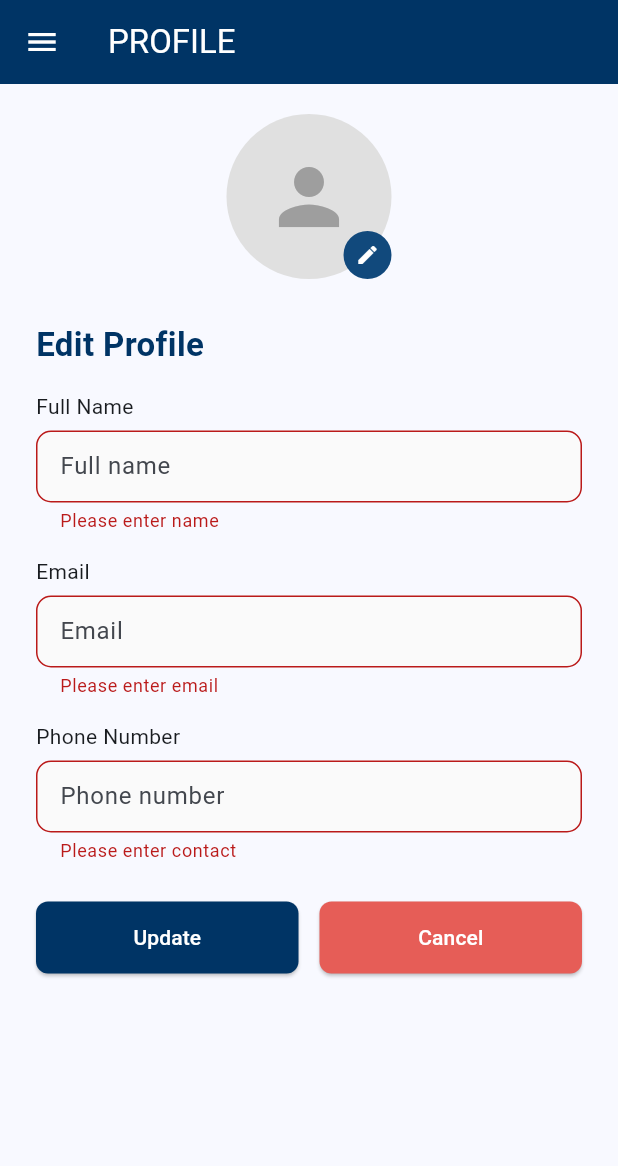
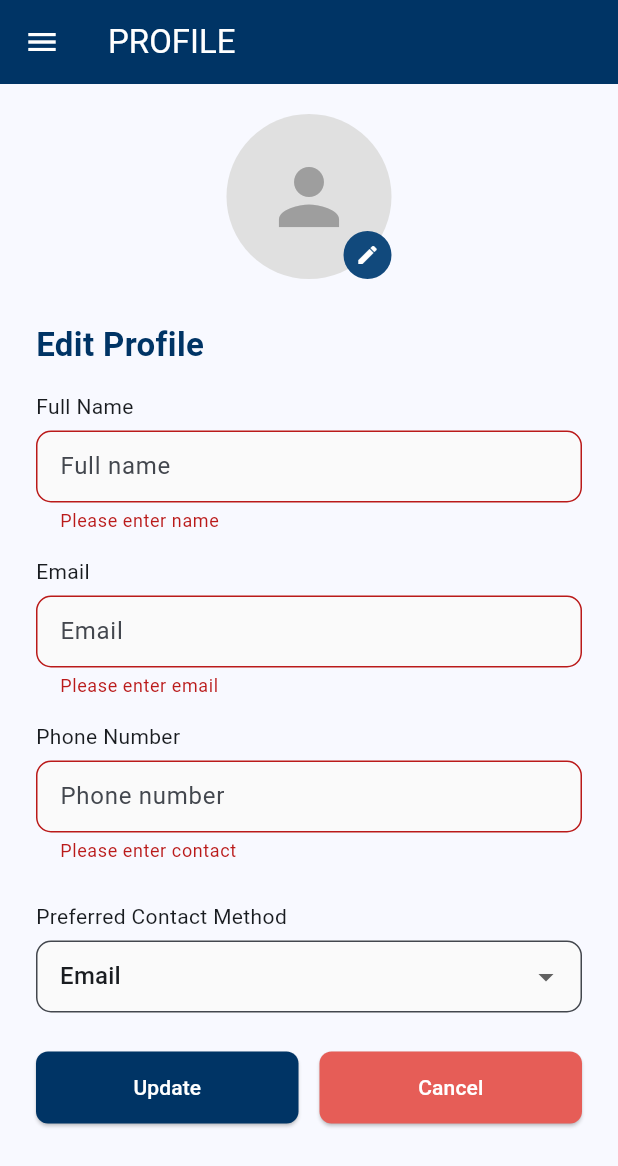
Before and after one commit to Shahad202/Care_Center_App, a Flutter app: the ProfilePage screen opened directly, after a tap on "Update", on a phone screen of 412 x 824 dp. Shown: the top 1166 px of the screen. Run offline on Flutter 3.47's test engine with Material 3 defaults, Android fonts, the phone set to English and light mode, and no system bars; our stand-ins replace cloud_firestore, firebase_auth, firebase_core, firebase_storage, fl_chart, flutter_svg and 1 more; accounts and stored records are empty.

Commit message:
added preferred method and linked it to firebase

```diff
--- a/lib/profilePage.dart
+++ b/lib/profilePage.dart
@@ -26,6 +26,7 @@ class _ProfilePageState extends State<ProfilePage> {
   Uint8List? _pickedImageBytes; // web bytes
   String? _profileImageUrl; // URL from Firestore
   bool _loading = false;
+  String? _preferredContactMethod = 'Email'; //defualt value
 
   final _uid = FirebaseAuth.instance.currentUser?.uid;
 
@@ -55,12 +56,12 @@ class _ProfilePageState extends State<ProfilePage> {
         _nameController.text = (data['name'] ?? '') as String;
         _emailController.text = (data['email'] ?? '') as String;
         _contactController.text = (data['contact'] ?? '') as String;
+        _preferredContactMethod = (data['preferredContactMethod'] ?? 'Email') as String;
         setState(() {
           _profileImageUrl = (data['profilePicture'] ?? null) as String?;
         });
       }
     } catch (e) {
-      // ignore load error; show optional message
       ScaffoldMessenger.of(
         context,
       ).showSnackBar(const SnackBar(content: Text('Failed to load profile')));
@@ -89,35 +90,6 @@ class _ProfilePageState extends State<ProfilePage> {
       });
     }
   }
-
-  // upload image to Firebase Storage and return download URL
-  // Future<String> _uploadImageAndGetUrl() async {
-  //   if (_uid == null) throw Exception('Not authenticated');
-
-  //   final storageRef = FirebaseStorage.instance
-  //       .ref()
-  //       .child('profilePictures')
-  //       .child('$_uid.jpg');
-
-  //   if (kIsWeb) {
-  //     if (_pickedImageBytes == null) throw Exception('No image bytes');
-  //     final uploadTask = await storageRef.putData(
-  //       _pickedImageBytes!,
-  //       SettableMetadata(contentType: 'image/jpeg'),
-  //     );
-  //     final url = await uploadTask.ref.getDownloadURL();
-  //     return url;
-  //   } else {
-  //     if (_pickedImageFile == null) throw Exception('No file selected');
-  //     final uploadTask = await storageRef.putFile(
-  //       _pickedImageFile!,
-  //       SettableMetadata(contentType: 'image/jpeg'),
-  //     );
-  //     final url = await uploadTask.ref.getDownloadURL();
-  //     return url;
-  //   }
-  // }
-
 
 Future<String> _uploadImageAndGetUrl() async {
   if (_uid == null) throw Exception('Not authenticated');
@@ -150,60 +122,6 @@ Future<String> _uploadImageAndGetUrl() async {
   }
 }
 
-  // Save profile (uploads image if new, then updates Firestore)
-  // Future<void> _saveProfile() async {
-  //   if (!_formKey.currentState!.validate()) return;
-  //   if (_uid == null) {
-  //     ScaffoldMessenger.of(
-  //       context,
-  //     ).showSnackBar(const SnackBar(content: Text('Not authenticated')));
-  //     return;
-  //   }
-
-  //   setState(() => _loading = true);
-
-  //   try {
-  //     String? newImageUrl;
-  //     // If user picked a new image, upload it and get the URL
-  //     if (_pickedImageBytes != null || _pickedImageFile != null) {
-  //       newImageUrl = await _uploadImageAndGetUrl();
-  //     }
-
-  //     final updateData = <String, dynamic>{
-  //       'name': _nameController.text.trim(),
-  //       'email': _emailController.text.trim(),
-  //       'contact': _contactController.text.trim(),
-  //     };
-
-  //     if (newImageUrl != null) updateData['profilePicture'] = newImageUrl;
-
-  //     await FirebaseFirestore.instance
-  //         .collection('users')
-  //         .doc(_uid)
-  //         .update(updateData);
-
-  //     // reflect changes locally
-  //     if (newImageUrl != null) {
-  //       _profileImageUrl = newImageUrl;
-  //       _pickedImageFile = null;
-  //       _pickedImageBytes = null;
-  //     }
-
-  //     ScaffoldMessenger.of(
-  //       context,
-  //     ).showSnackBar(const SnackBar(content: Text('Profile updated')));
-  //     // Pop back with success
-  //     Navigator.pop(context, true);
-  //     setState(() {});
-  //   } catch (e) {
-  //     final msg = e.toString();
-  //     ScaffoldMessenger.of(
-  //       context,
-  //     ).showSnackBar(SnackBar(content: Text('Update failed: $msg')));
-  //   } finally {
-  //     setState(() => _loading = false);
-  //   }
-  // }
 
 Future<void> _saveProfile() async {
   if (!_formKey.currentState!.validate()) return;
@@ -221,6 +139,7 @@ Future<void> _saveProfile() async {
       'name': _nameController.text.trim(),
       'email': _emailController.text.trim(),
       'contact': _contactController.text.trim(),
+      'preferredContactMethod': _preferredContactMethod,
     };
 
     if (newImageUrl != null) updateData['profilePicture'] = newImageUrl;
@@ -235,6 +154,7 @@ Future<void> _saveProfile() async {
     ScaffoldMessenger.of(context).showSnackBar(
       const SnackBar(content: Text('Profile updated successfully')),
     );
+    Navigator.pop(context);
   } catch (e) {
     ScaffoldMessenger.of(context).showSnackBar(
       SnackBar(content: Text('Update failed: $e')),
@@ -442,6 +362,36 @@ Future<void> _saveProfile() async {
 
                   const SizedBox(height: 26),
 
+                  const Text('Preferred Contact Method'),
+                  const SizedBox(height: 6),
+                  DropdownButtonFormField<String>(
+                    value: _preferredContactMethod,
+                    items: const [
+                      DropdownMenuItem(value: 'Email', child: Text('Email')),
+                      DropdownMenuItem(value: 'Phone', child: Text('Phone')),
+                    ],
+                    onChanged: (value) {
+                      setState(() {
+                        _preferredContactMethod = value;
+                      });
+                    },
+                    decoration: InputDecoration(
+                      border: OutlineInputBorder(
+                        borderRadius: BorderRadius.circular(10),
+                      ),
+                      contentPadding: const EdgeInsets.symmetric(
+                        horizontal: 12,
+                        vertical: 12,
+                      ),
+                    ),
+                  ),
+
+
+
+                  const SizedBox(height: 26),
+
+
+
                   // buttons
                   Row(
                     children: [
```
